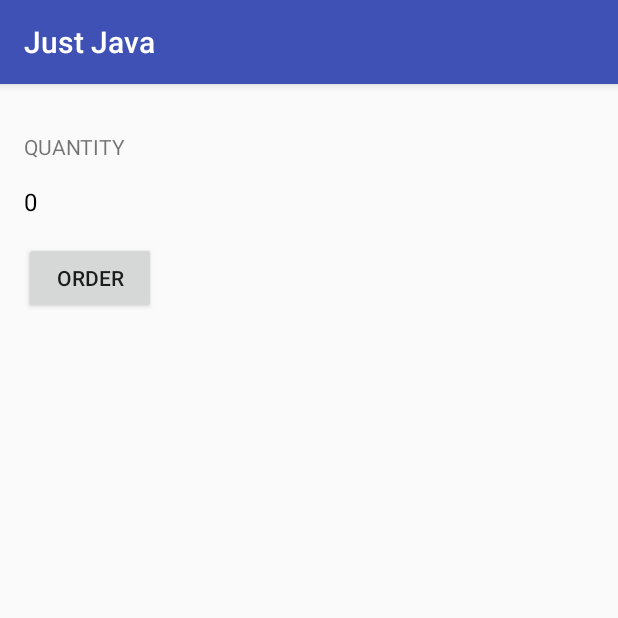
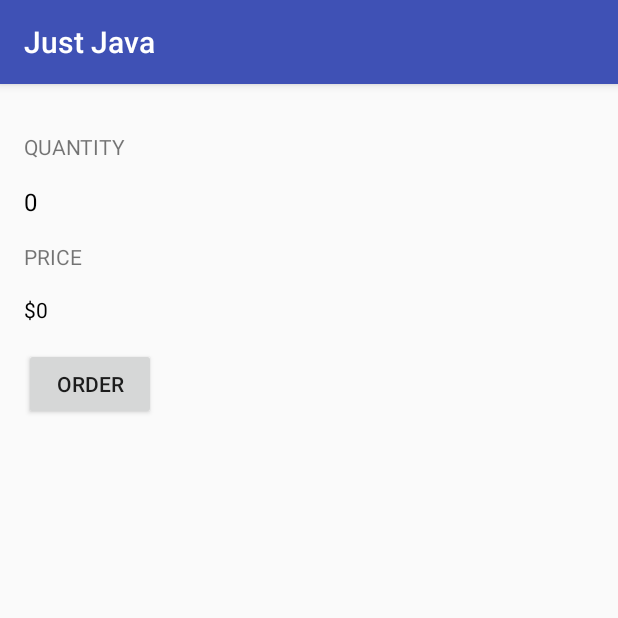
Before and after one commit to AliAdil/JustJava, an Android app: the screen it shows after launch (MainActivity), on a phone screen of 412 x 824 dp, the top half of it. Run offline under Robolectric (Android 15) with nearby library versions, the phone set to English and light mode, and no system bars.

Commit message:
update
update

```diff
--- a/app/src/main/java/com/example/android/justjava/MainActivity.java
+++ b/app/src/main/java/com/example/android/justjava/MainActivity.java
@@ -1,9 +1,12 @@
 package com.example.android.justjava;
 
+import android.os.Bundle;
 import android.support.v7.app.AppCompatActivity;
-import android.os.Bundle;
 import android.view.View;
 import android.widget.TextView;
+
+import java.text.NumberFormat;
+
 public class MainActivity extends AppCompatActivity {
 
     @Override
@@ -26,4 +29,11 @@ public class MainActivity extends AppCompatActivity {
         number +=1;
         quantityTextView.setText("" + number);
     }
+    /**
+     * This method displays the given price on the screen.
+     */
+    private void displayPrice(int number) {
+        TextView priceTextView = (TextView) findViewById(R.id.price_text_view);
+        priceTextView.setText(NumberFormat.getCurrencyInstance().format(number));
+    }
 }
--- a/app/src/main/res/layout/activity_main.xml
+++ b/app/src/main/res/layout/activity_main.xml
@@ -26,10 +26,25 @@
         android:textColor="#000000"
         android:textSize="16sp" />
 
+    <TextView
+        android:layout_width="wrap_content"
+        android:layout_height="wrap_content"
+        android:layout_marginBottom="16dp"
+        android:text="Price"
+        android:textAllCaps="true" />
+
+    <TextView
+        android:layout_width="wrap_content"
+        android:layout_height="wrap_content"
+        android:id="@+id/price_text_view"
+        android:layout_marginBottom="16dp"
+        android:text="$0"
+        android:textColor="#000000" />
+
     <Button
         android:layout_width="wrap_content"
         android:layout_height="wrap_content"
-        android:text="Order"
-        android:onClick="submitOrder"/>
+        android:onClick="submitOrder"
+        android:text="Order" />
 
 </LinearLayout>
```
